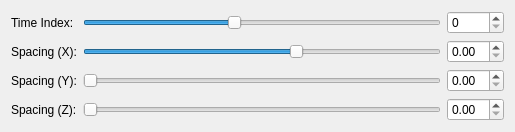
Above: Source/VoxRender/Interface/timingwidget.ui from nagyistoce/voxrender before the change. Below: the same form after it.
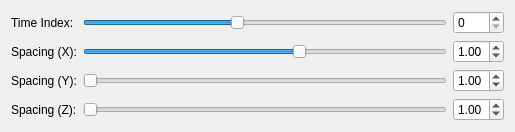
That is the form after the change.

```diff
--- a/Source/VoxRender/Interface/timingwidget.ui
+++ b/Source/VoxRender/Interface/timingwidget.ui
@@ -73,7 +73,17 @@
       </widget>
      </item>
      <item row="1" column="2">
-      <widget class="QDoubleSpinBox" name="doubleSpinBox"/>
+      <widget class="QDoubleSpinBox" name="doubleSpinBox_x">
+       <property name="maximum">
+        <double>5.000000000000000</double>
+       </property>
+       <property name="singleStep">
+        <double>0.100000000000000</double>
+       </property>
+       <property name="value">
+        <double>1.000000000000000</double>
+       </property>
+      </widget>
      </item>
      <item row="3" column="1">
       <widget class="QSlider" name="horizontalSlider_2">
@@ -97,10 +107,30 @@
       </widget>
      </item>
      <item row="2" column="2">
-      <widget class="QDoubleSpinBox" name="doubleSpinBox_2"/>
+      <widget class="QDoubleSpinBox" name="doubleSpinBox_y">
+       <property name="maximum">
+        <double>5.000000000000000</double>
+       </property>
+       <property name="singleStep">
+        <double>0.100000000000000</double>
+       </property>
+       <property name="value">
+        <double>1.000000000000000</double>
+       </property>
+      </widget>
      </item>
      <item row="3" column="2">
-      <widget class="QDoubleSpinBox" name="doubleSpinBox_3"/>
+      <widget class="QDoubleSpinBox" name="doubleSpinBox_z">
+       <property name="maximum">
+        <double>5.000000000000000</double>
+       </property>
+       <property name="singleStep">
+        <double>0.100000000000000</double>
+       </property>
+       <property name="value">
+        <double>1.000000000000000</double>
+       </property>
+      </widget>
      </item>
     </layout>
    </item>
```
Left out of the diff: 45 changed lines with no effect on the pictures.
